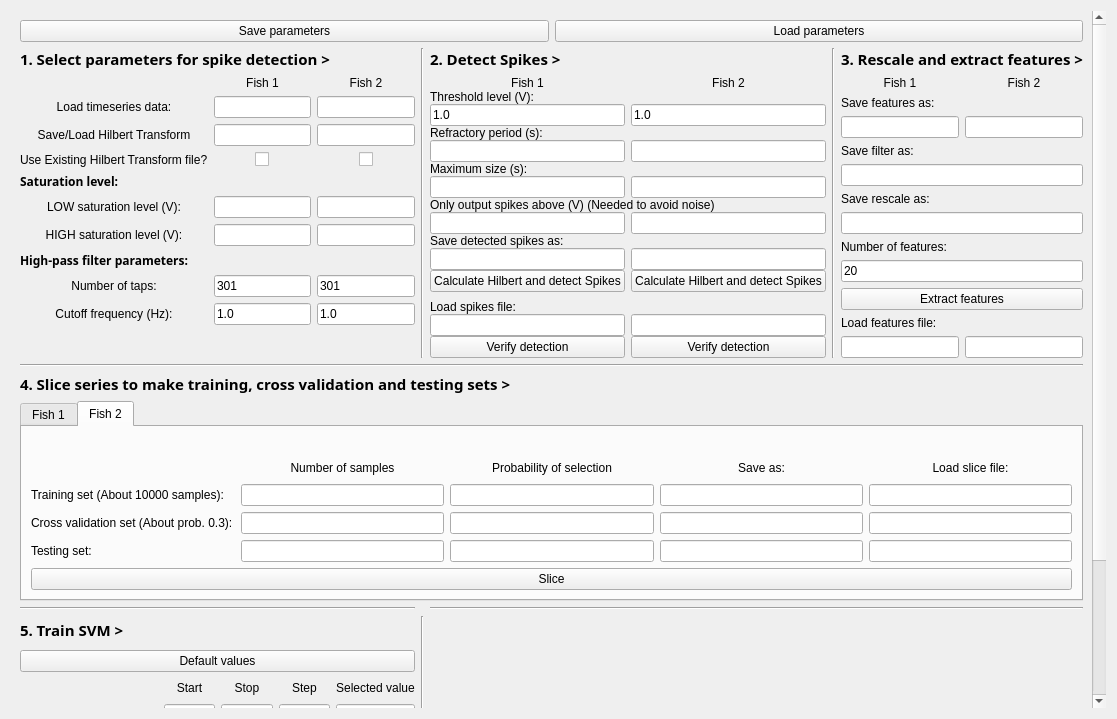
Old version of the form gui/training_interface.ui in the repository neurobiofisica/gymnotools.
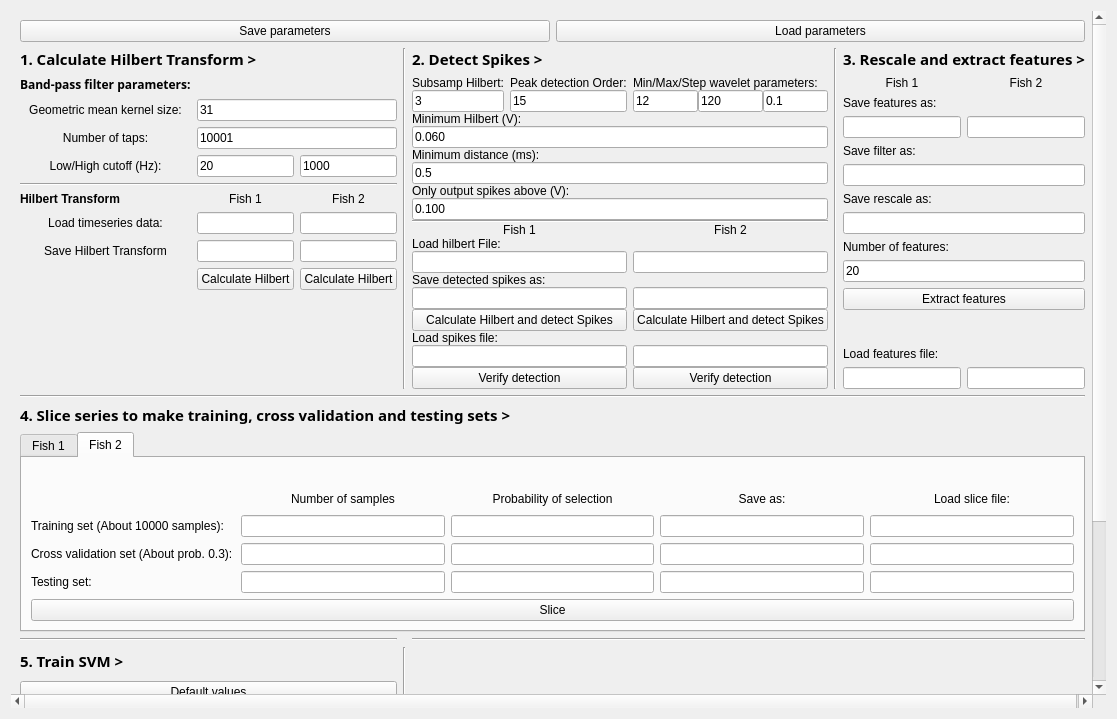
New version of the form. Icons and pictures are not drawn. Custom widgets are drawn as their Qt base class.

Commit message: Adapted interface to new CLI tools and splitted spikes into hilb and spikes

Patch:
```diff
--- a/gui/training_interface.ui
+++ b/gui/training_interface.ui
@@ -39,13 +39,13 @@
        <rect>
         <x>0</x>
         <y>0</y>
-        <width>1375</width>
-        <height>1182</height>
+        <width>1393</width>
+        <height>1241</height>
        </rect>
       </property>
       <layout class="QGridLayout" name="gridLayout_2">
        <item row="1" column="0">
-        <layout class="QVBoxLayout" name="step1Layout" stretch="0,4,0">
+        <layout class="QVBoxLayout" name="step1Layout" stretch="0,0,0">
          <item>
           <widget class="ClickQLabel" name="step1TitleLabel">
            <property name="font">
@@ -57,56 +57,104 @@
             </font>
            </property>
            <property name="text">
-            <string>1. Select parameters for spike detection &gt;</string>
+            <string>1. Calculate Hilbert Transform &gt;</string>
            </property>
           </widget>
          </item>
          <item>
           <layout class="QGridLayout" name="step1ParametersLayout">
+           <item row="5" column="1">
+            <widget class="ClickQLineEdit" name="lowCutoffLineEdit">
+             <property name="text">
+              <string>20</string>
+             </property>
+            </widget>
+           </item>
+           <item row="3" column="0">
+            <widget class="QLabel" name="gmeanLabel">
+             <property name="layoutDirection">
+              <enum>Qt::LeftToRight</enum>
+             </property>
+             <property name="text">
+              <string>&lt;html&gt;&lt;head/&gt;&lt;body&gt;&lt;p align=&quot;center&quot;&gt;Geometric mean kernel size:&lt;/p&gt;&lt;/body&gt;&lt;/html&gt;</string>
+             </property>
+            </widget>
+           </item>
            <item row="2" column="0">
-            <widget class="QLabel" name="SaveLoadHilbLabel">
-             <property name="text">
-              <string>Save/Load Hilbert Transform</string>
+            <widget class="QLabel" name="filterLabel">
+             <property name="font">
+              <font>
+               <family>Sans Serif</family>
+               <weight>75</weight>
+               <bold>true</bold>
+              </font>
              </property>
-             <property name="alignment">
-              <set>Qt::AlignCenter</set>
-             </property>
-            </widget>
-           </item>
-           <item row="8" column="2">
-            <widget class="QLineEdit" name="taps2LineEdit">
              <property name="text">
-              <string>301</string>
-             </property>
-            </widget>
-           </item>
-           <item row="6" column="2">
-            <widget class="QLineEdit" name="highSaturation2LineEdit"/>
-           </item>
-           <item row="5" column="2">
-            <widget class="QLineEdit" name="lowSaturation2LineEdit"/>
-           </item>
-           <item row="0" column="2">
-            <widget class="QLabel" name="spikeParametersFish2Label">
-             <property name="text">
-              <string>Fish 2</string>
-             </property>
-             <property name="alignment">
-              <set>Qt::AlignCenter</set>
+              <string>Band-pass filter parameters:</string>
              </property>
             </widget>
            </item>
            <item row="9" column="0">
+            <widget class="QLabel" name="SaveLoadHilbLabel">
+             <property name="text">
+              <string>Save Hilbert Transform</string>
+             </property>
+             <property name="alignment">
+              <set>Qt::AlignCenter</set>
+             </property>
+            </widget>
+           </item>
+           <item row="5" column="0">
             <widget class="QLabel" name="cutoffLabel">
              <property name="text">
-              <string>Cutoff frequency (Hz):</string>
+              <string>Low/High cutoff (Hz):</string>
              </property>
              <property name="alignment">
               <set>Qt::AlignCenter</set>
              </property>
             </widget>
            </item>
-           <item row="8" column="0">
+           <item row="9" column="1">
+            <widget class="ClickQLineEdit" name="saveHilb1LineEdit"/>
+           </item>
+           <item row="10" column="0">
+            <widget class="QLabel" name="UseExistingHilb">
+             <property name="text">
+              <string/>
+             </property>
+            </widget>
+           </item>
+           <item row="9" column="2">
+            <widget class="ClickQLineEdit" name="saveHilb2LineEdit"/>
+           </item>
+           <item row="5" column="2">
+            <widget class="ClickQLineEdit" name="highCutoffLineEdit">
+             <property name="text">
+              <string>1000</string>
+             </property>
+            </widget>
+           </item>
+           <item row="8" column="2">
+            <widget class="ClickQLineEdit" name="loadTS2LineEdit"/>
+           </item>
+           <item row="4" column="1" colspan="2">
+            <widget class="ClickQLineEdit" name="tapsLineEdit">
+             <property name="text">
+              <string>10001</string>
+             </property>
+            </widget>
+           </item>
+           <item row="8" column="1">
+            <widget class="ClickQLineEdit" name="loadTS1LineEdit"/>
+           </item>
+           <item row="10" column="2">
+            <widget class="QPushButton" name="hilb2But">
+             <property name="text">
+              <string>Calculate Hilbert</string>
+             </property>
+            </widget>
+           </item>
+           <item row="4" column="0">
             <widget class="QLabel" name="tapsLabel">
              <property name="text">
               <string>Number of taps:</string>
@@ -116,34 +164,14 @@
              </property>
             </widget>
            </item>
-           <item row="6" column="0">
-            <widget class="QLabel" name="highSaturationLabel">
+           <item row="10" column="1">
+            <widget class="QPushButton" name="hilb1But">
              <property name="text">
-              <string>HIGH saturation level (V):</string>
+              <string>Calculate Hilbert</string>
              </property>
-             <property name="alignment">
-              <set>Qt::AlignCenter</set>
-             </property>
             </widget>
            </item>
-           <item row="5" column="0">
-            <widget class="QLabel" name="lowSaturationLabel">
-             <property name="text">
-              <string>LOW saturation level (V):</string>
-             </property>
-             <property name="alignment">
-              <set>Qt::AlignCenter</set>
-             </property>
-            </widget>
-           </item>
-           <item row="9" column="2">
-            <widget class="QLineEdit" name="cutoff2LineEdit">
-             <property name="text">
-              <string>1.0</string>
-             </property>
-            </widget>
-           </item>
-           <item row="1" column="0">
+           <item row="8" column="0">
             <widget class="QLabel" name="loadTSLabel">
              <property name="text">
               <string>Load timeseries data:</string>
@@ -153,97 +181,50 @@
              </property>
             </widget>
            </item>
-           <item row="9" column="1">
-            <widget class="QLineEdit" name="cutoff1LineEdit">
+           <item row="7" column="2">
+            <widget class="QLabel" name="spikeParametersFish2Label">
              <property name="text">
-              <string>1.0</string>
-             </property>
-            </widget>
-           </item>
-           <item row="0" column="1">
-            <widget class="QLabel" name="spikeParametersFish1Label">
-             <property name="text">
-              <string>Fish 1</string>
+              <string>Fish 2</string>
              </property>
              <property name="alignment">
               <set>Qt::AlignCenter</set>
              </property>
             </widget>
            </item>
-           <item row="5" column="1">
-            <widget class="QLineEdit" name="lowSaturation1LineEdit"/>
-           </item>
-           <item row="4" column="0">
-            <widget class="QLabel" name="saturationLabel">
-             <property name="font">
-              <font>
-               <family>Sans Serif</family>
-               <weight>75</weight>
-               <bold>true</bold>
-              </font>
-             </property>
-             <property name="text">
-              <string>Saturation level:</string>
-             </property>
-            </widget>
-           </item>
-           <item row="8" column="1">
-            <widget class="QLineEdit" name="taps1LineEdit">
-             <property name="text">
-              <string>301</string>
-             </property>
-            </widget>
-           </item>
-           <item row="1" column="1">
-            <widget class="ClickQLineEdit" name="loadTS1LineEdit"/>
-           </item>
-           <item row="6" column="1">
-            <widget class="QLineEdit" name="highSaturation1LineEdit"/>
-           </item>
            <item row="7" column="0">
-            <widget class="QLabel" name="filterLabel">
+            <widget class="QLabel" name="hilbLabel">
              <property name="font">
               <font>
-               <family>Sans Serif</family>
                <weight>75</weight>
                <bold>true</bold>
               </font>
              </property>
              <property name="text">
-              <string>High-pass filter parameters:</string>
+              <string>Hilbert Transform</string>
              </property>
             </widget>
            </item>
-           <item row="1" column="2">
-            <widget class="ClickQLineEdit" name="loadTS2LineEdit"/>
-           </item>
-           <item row="2" column="1">
-            <widget class="ClickQLineEdit" name="saveLoadHilb1LineEdit"/>
-           </item>
-           <item row="3" column="0">
-            <widget class="QLabel" name="UseExistingHilb">
+           <item row="7" column="1">
+            <widget class="QLabel" name="spikeParametersFish1Label">
              <property name="text">
-              <string>Use Existing Hilbert Transform file?</string>
+              <string>Fish 1</string>
              </property>
+             <property name="alignment">
+              <set>Qt::AlignCenter</set>
+             </property>
             </widget>
            </item>
-           <item row="2" column="2">
-            <widget class="ClickQLineEdit" name="saveLoadHilb2LineEdit"/>
-           </item>
-           <item row="3" column="1" alignment="Qt::AlignHCenter">
-            <widget class="QCheckBox" name="useHilb1CheckBox">
-             <property name="layoutDirection">
-              <enum>Qt::LeftToRight</enum>
+           <item row="6" column="0" colspan="3">
+            <widget class="Line" name="line_6">
+             <property name="orientation">
+              <enum>Qt::Horizontal</enum>
              </property>
-             <property name="text">
-              <string notr="true"/>
-             </property>
             </widget>
            </item>
-           <item row="3" column="2" alignment="Qt::AlignHCenter">
-            <widget class="QCheckBox" name="useHilb2CheckBox">
+           <item row="3" column="1" colspan="2">
+            <widget class="ClickQLineEdit" name="gmeanLineEdit">
              <property name="text">
-              <string/>
+              <string>31</string>
              </property>
             </widget>
            </item>
@@ -290,7 +271,7 @@
         </widget>
        </item>
        <item row="1" column="2">
-        <layout class="QVBoxLayout" name="step2Layout" stretch="0,4">
+        <layout class="QVBoxLayout" name="step2Layout" stretch="0,0">
          <item>
           <widget class="ClickQLabel" name="step2TitleLabel">
            <property name="font">
@@ -310,62 +291,35 @@
           </widget>
          </item>
          <item>
-          <layout class="QGridLayout" name="step2ParametersLayout" rowstretch="0,0,0,0,0,0,0,0,0,0,0,0,0,0,0,0,0,0" columnstretch="4,0,0">
+          <layout class="QGridLayout" name="step2ParametersLayout" rowstretch="0,0,0,0,0,0,0,0,0,0,0,0,0,0,0,0,0,0,0,0,0,0,0,0,0,0,0,0,0,0" columnstretch="4,0,0">
            <property name="horizontalSpacing">
             <number>6</number>
            </property>
            <property name="verticalSpacing">
             <number>0</number>
            </property>
-           <item row="5" column="0" colspan="3">
-            <widget class="QLabel" name="maxSizeLabel">
+           <item row="10" column="0" colspan="3">
+            <widget class="ClickQLineEdit" name="onlyAboveLineEdit">
              <property name="text">
-              <string>Maximum size (s):</string>
+              <string>0.100</string>
              </property>
             </widget>
            </item>
-           <item row="0" column="0" colspan="2">
-            <widget class="QLabel" name="detectFish1Label">
+           <item row="14" column="0" rowspan="2" colspan="2">
+            <widget class="ClickQLineEdit" name="loadHilb1LineEdit">
              <property name="text">
-              <string>Fish 1</string>
+              <string/>
              </property>
-             <property name="alignment">
-              <set>Qt::AlignCenter</set>
-             </property>
             </widget>
            </item>
-           <item row="9" column="0" colspan="3">
-            <widget class="QLabel" name="saveSpikesLabel">
+           <item row="7" column="0" colspan="3">
+            <widget class="QLabel" name="toleranceLabel">
              <property name="text">
-              <string>Save detected spikes as: </string>
+              <string>Minimum distance (ms):</string>
              </property>
             </widget>
            </item>
-           <item row="17" column="2">
-            <widget class="QPushButton" name="verifySpikes2But">
-             <property name="text">
-              <string>Verify detection</string>
-             </property>
-            </widget>
-           </item>
-           <item row="15" column="0" colspan="3">
-            <widget class="QLabel" name="loadSpikesLabel">
-             <property name="text">
-              <string>Load spikes file:</string>
-             </property>
-            </widget>
-           </item>
-           <item row="16" column="2">
-            <widget class="ClickQLineEdit" name="loadSpikes2LineEdit"/>
-           </item>
-           <item row="17" column="0" colspan="2">
-            <widget class="QPushButton" name="verifySpikes1But">
-             <property name="text">
-              <string>Verify detection</string>
-             </property>
-            </widget>
-           </item>
-           <item row="0" column="2">
+           <item row="12" column="2">
             <widget class="QLabel" name="detectFish2Label">
              <property name="text">
               <string>Fish 2</string>
@@ -375,30 +329,68 @@
              </property>
             </widget>
            </item>
-           <item row="10" column="2">
-            <widget class="ClickQLineEdit" name="saveSpikes2LineEdit"/>
+           <item row="3" column="0">
+            <widget class="ClickQLineEdit" name="subSampLineEdit">
+             <property name="text">
+              <string>3</string>
+             </property>
+            </widget>
            </item>
-           <item row="10" column="0" colspan="2">
+           <item row="22" column="0" colspan="2">
             <widget class="ClickQLineEdit" name="saveSpikes1LineEdit"/>
            </item>
-           <item row="13" column="0" colspan="2">
-            <widget class="QPushButton" name="detectSpikes1But">
+           <item row="13" column="0" colspan="3" alignment="Qt::AlignLeft">
+            <widget class="QLabel" name="thresholdLevelLabel">
              <property name="text">
-              <string>Calculate Hilbert and detect Spikes</string>
+              <string>Load hilbert File:</string>
              </property>
+             <property name="alignment">
+              <set>Qt::AlignCenter</set>
+             </property>
             </widget>
            </item>
-           <item row="16" column="0" colspan="2">
-            <widget class="ClickQLineEdit" name="loadSpikes1LineEdit"/>
+           <item row="14" column="2">
+            <widget class="ClickQLineEdit" name="loadHilb2LineEdit">
+             <property name="text">
+              <string/>
+             </property>
+            </widget>
            </item>
-           <item row="13" column="2">
+           <item row="29" column="0" colspan="2">
+            <widget class="QPushButton" name="verifySpikes1But">
+             <property name="text">
+              <string>Verify detection</string>
+             </property>
+            </widget>
+           </item>
+           <item row="22" column="2">
+            <widget class="ClickQLineEdit" name="saveSpikes2LineEdit"/>
+           </item>
+           <item row="2" column="2">
+            <widget class="QLabel" name="waveletLabel">
+             <property name="text">
+              <string>Min/Max/Step wavelet parameters:</string>
+             </property>
+            </widget>
+           </item>
+           <item row="28" column="2">
+            <widget class="ClickQLineEdit" name="loadSpikes2LineEdit"/>
+           </item>
+           <item row="27" column="0" colspan="3">
+            <widget class="QLabel" name="loadSpikesLabel">
+             <property name="text">
+              <string>Load spikes file:</string>
+             </property>
+            </widget>
+           </item>
+           <item row="25" column="2">
             <widget class="QPushButton" name="detectSpikes2But">
              <property name="text">
               <string>Calculate Hilbert and detect Spikes</string>
              </property>
             </widget>
            </item>
-           <item row="14" column="0" colspan="3">
+           <item row="26" column="0" colspan="3">
             <spacer name="step2ParametersSpacer">
              <property name="orientation">
               <enum>Qt::Vertical</enum>
@@ -414,59 +406,118 @@
              </property>
             </spacer>
            </item>
-           <item row="2" column="0" colspan="2">
-            <widget class="QLineEdit" name="thresholdLevel1LineEdit">
+           <item row="29" column="2">
+            <widget class="QPushButton" name="verifySpikes2But">
              <property name="text">
-              <string>1.0</string>
+              <string>Verify detection</string>
              </property>
             </widget>
            </item>
-           <item row="4" column="2">
-            <widget class="QLineEdit" name="refractory2LineEdit"/>
+           <item row="25" column="0" colspan="2">
+            <widget class="QPushButton" name="detectSpikes1But">
+             <property name="text">
+              <string>Calculate Hilbert and detect Spikes</string>
+             </property>
+            </widget>
            </item>
-           <item row="4" column="0" colspan="2">
-            <widget class="QLineEdit" name="refractory1LineEdit"/>
+           <item row="28" column="0" colspan="2">
+            <widget class="ClickQLineEdit" name="loadSpikes1LineEdit"/>
            </item>
-           <item row="1" column="0" colspan="3" alignment="Qt::AlignLeft">
-            <widget class="QLabel" name="thresholdLevelLabel">
+           <item row="2" column="0">
+            <widget class="QLabel" name="subsampLabel">
              <property name="text">
-              <string>Threshold level (V):</string>
+              <string>Subsamp Hilbert:</string>
+             </property>
+            </widget>
+           </item>
+           <item row="2" column="1">
+            <widget class="QLabel" name="peakLabel">
+             <property name="text">
+              <string>Peak detection Order:</string>
+             </property>
+            </widget>
+           </item>
+           <item row="12" column="0" colspan="2">
+            <widget class="QLabel" name="detectFish1Label">
+             <property name="text">
+              <string>Fish 1</string>
              </property>
              <property name="alignment">
               <set>Qt::AlignCenter</set>
              </property>
             </widget>
            </item>
-           <item row="2" column="2">
-            <widget class="QLineEdit" name="thresholdLevel2LineEdit">
+           <item row="3" column="2">
+            <layout class="QHBoxLayout" name="horizontalLayout">
+             <item>
+              <widget class="ClickQLineEdit" name="minWaveletLineEdit">
+               <property name="text">
+                <string>12</string>
+               </property>
+              </widget>
+             </item>
+             <item>
+              <widget class="ClickQLineEdit" name="maxWaveletLineEdit">
+               <property name="text">
+                <string>120</string>
+               </property>
+              </widget>
+             </item>
+             <item>
+              <widget class="ClickQLineEdit" name="stepWaveletLineEdit">
+               <property name="text">
+                <string>0.1</string>
+               </property>
+              </widget>
+             </item>
+            </layout>
+           </item>
+           <item row="3" column="1">
+            <widget class="ClickQLineEdit" name="peakLineEdit">
              <property name="text">
-              <string>1.0</string>
+              <string>15</string>
              </property>
             </widget>
            </item>
-           <item row="6" column="2">
-            <widget class="QLineEdit" name="maxSize2LineEdit"/>
+           <item row="8" column="0" colspan="3">
+            <widget class="ClickQLineEdit" name="toleranceLineEdit">
+             <property name="text">
+              <string>0.5</string>
+             </property>
+            </widget>
            </item>
-           <item row="3" column="0" colspan="3">
-            <widget class="QLabel" name="refractoryLabel">
+           <item row="4" column="0" colspan="2">
+            <widget class="QLabel" name="minHilbLabel">
              <property name="text">
-              <string>Refractory period (s):</string>
+              <string>Minimum Hilbert (V):</string>
              </property>
             </widget>
            </item>
-           <item row="6" column="0" colspan="2">
-            <widget class="QLineEdit" name="maxSize1LineEdit"/>
-           </item>
-           <item row="8" column="2">
-            <widget class="QLineEdit" name="onlyAbove2LineEdit"/>
-           </item>
-           <item row="8" column="0" colspan="2">
-            <widget class="QLineEdit" name="onlyAbove1LineEdit"/>
-           </item>
-           <item row="7" column="0" colspan="3">
+           <item row="9" column="0" colspan="3">
             <widget class="QLabel" name="onlyAboveLabel">
              <property name="text">
-              <string>Only output spikes above (V) (Needed to avoid noise)</string>
+              <string>Only output spikes above (V):</string>
+             </property>
+            </widget>
+           </item>
+           <item row="20" column="0" rowspan="2" colspan="3">
+            <widget class="QLabel" name="saveSpikesLabel">
+             <property name="text">
+              <string>Save detected spikes as: </string>
+             </property>
+            </widget>
+           </item>
+           <item row="5" column="0" colspan="3">
+            <widget class="ClickQLineEdit" name="minHilbLineEdit">
+             <property name="text">
+              <string>0.060</string>
+             </property>
+            </widget>
+           </item>
+           <item row="11" column="0" colspan="3">
+            <widget class="Line" name="line">
+             <property name="orientation">
+              <enum>Qt::Horizontal</enum>
              </property>
             </widget>
            </item>
```
Left out of the diff: 10 changed lines with no effect on the pictures. The commit also changes 9 other files.
